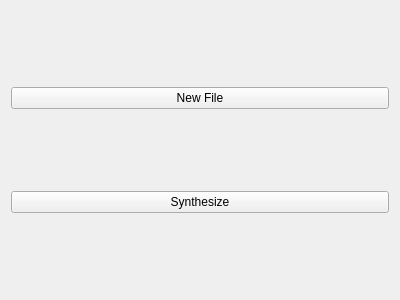
Before: the Qt Designer form TP2/Synthesis/Program/GUIs/GUI.ui in AlanVek/ASSD, drawn with Qt 5.
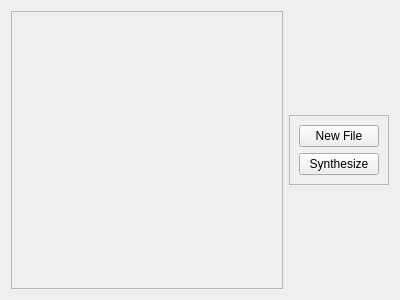
After: the same form once the commit is applied.

The edit to the form file:
```diff
--- a/TP2/Synthesis/Program/GUIs/GUI.ui
+++ b/TP2/Synthesis/Program/GUIs/GUI.ui
@@ -15,7 +15,41 @@
   </property>
   <layout class="QVBoxLayout" name="verticalLayout_2">
    <item>
-    <layout class="QVBoxLayout" name="Full_Layout">
+    <layout class="QHBoxLayout" name="Full_Layout">
+     <item>
+      <widget class="QScrollArea" name="scroller">
+       <property name="horizontalScrollBarPolicy">
+        <enum>Qt::ScrollBarAlwaysOff</enum>
+       </property>
+       <property name="sizeAdjustPolicy">
+        <enum>QAbstractScrollArea::AdjustToContentsOnFirstShow</enum>
+       </property>
+       <property name="widgetResizable">
+        <bool>true</bool>
+       </property>
+       <widget class="QWidget" name="scrollAreaWidgetContents">
+        <property name="geometry">
+         <rect>
+          <x>0</x>
+          <y>0</y>
+          <width>293</width>
+          <height>278</height>
+         </rect>
+        </property>
+        <layout class="QVBoxLayout" name="verticalLayout_3">
+         <item>
+          <layout class="QVBoxLayout" name="track_layout"/>
+         </item>
+        </layout>
+       </widget>
+      </widget>
+     </item>
+     <item alignment="Qt::AlignHCenter|Qt::AlignVCenter">
+      <widget class="QFrame" name="GUI_Frame">
+       <property name="frameShape">
+        <enum>QFrame::StyledPanel</enum>
+       </property>
+       <layout class="QVBoxLayout" name="Buttons_Layout">
      <item>
       <widget class="QPushButton" name="File_Button">
        <property name="text">
@@ -34,6 +68,9 @@
        <property name="checkable">
         <bool>false</bool>
        </property>
+         </widget>
+        </item>
+       </layout>
       </widget>
      </item>
     </layout>
```
Left out of the diff: 3 changed lines with no effect on the pictures. Lines whose indentation alone changed are shown as unchanged.
